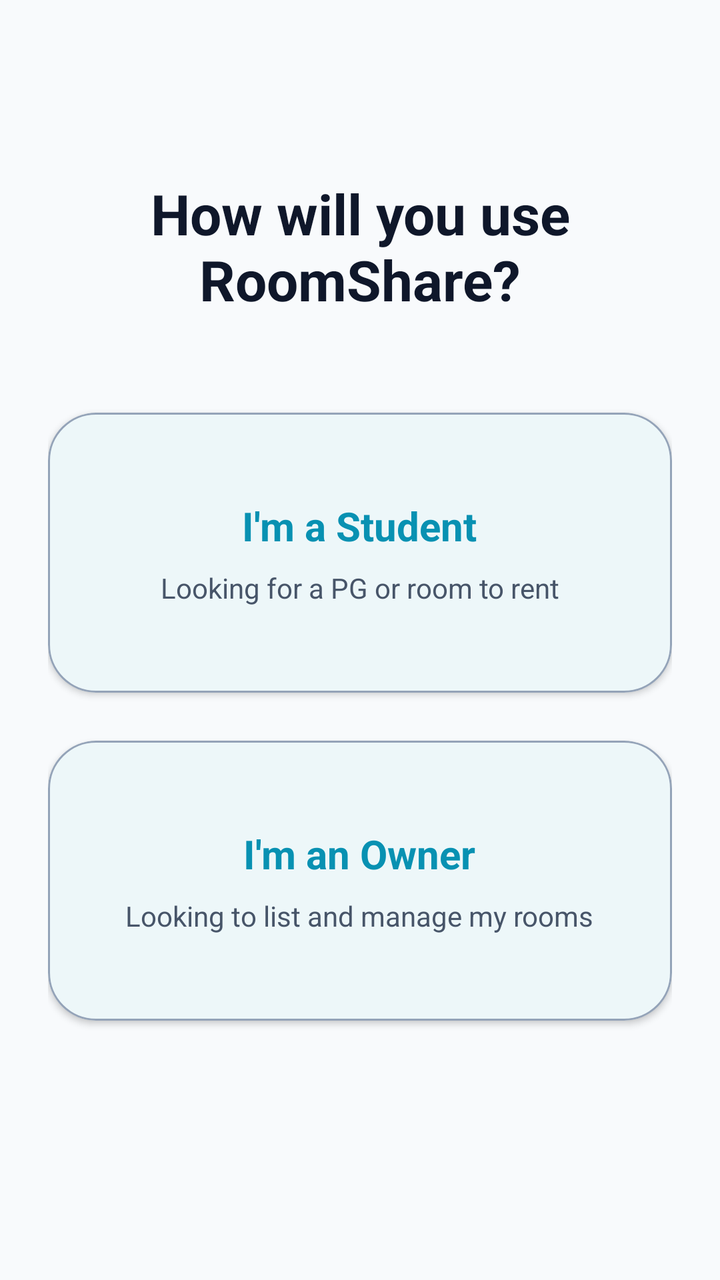
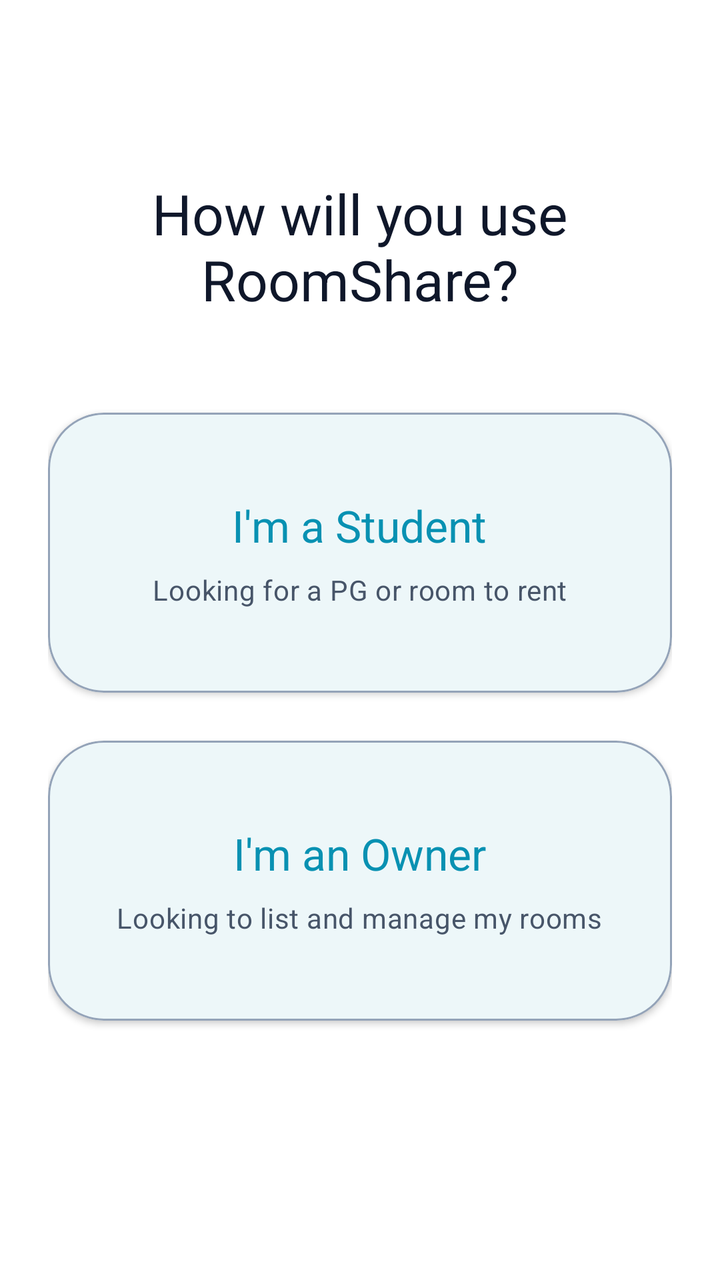

Compare the two renders of this Android layout. The source of the first and the diff that turns it into the second are given below.
<!-- AndroidManifest.xml: application theme Theme.StudentRoomSharingApp -->
<!-- res/layout/activity_role_selection.xml -->
<?xml version="1.0" encoding="utf-8"?>
<androidx.constraintlayout.widget.ConstraintLayout
    xmlns:android="http://schemas.android.com/apk/res/android"
    xmlns:app="http://schemas.android.com/apk/res-auto"
    android:layout_width="match_parent"
    android:layout_height="match_parent"
    android:padding="24dp"
    android:background="@color/md_theme_light_background">

    <TextView
        android:id="@+id/tv_role_title"
        android:layout_width="wrap_content"
        android:layout_height="wrap_content"
        android:text="How will you use RoomShare?"
        android:textSize="28sp"
        android:textStyle="bold"
        android:textColor="@color/md_theme_light_onBackground"
        android:layout_marginTop="64dp"
        app:layout_constraintTop_toTopOf="parent"
        app:layout_constraintStart_toStartOf="parent"
        app:layout_constraintEnd_toEndOf="parent"
        android:gravity="center" />

    
    <com.google.android.material.card.MaterialCardView
        android:id="@+id/card_role_student"
        android:layout_width="match_parent"
        android:layout_height="140dp"
        android:layout_marginTop="48dp"
        android:clickable="true"
        android:focusable="true"
        app:cardCornerRadius="24dp"
        app:cardElevation="2dp"
        app:strokeColor="@color/md_theme_light_outline"
        app:strokeWidth="1dp"
        app:layout_constraintTop_toBottomOf="@id/tv_role_title">

        <LinearLayout
            android:layout_width="match_parent"
            android:layout_height="match_parent"
            android:orientation="vertical"
            android:gravity="center"
            android:padding="16dp">

            <TextView
                android:layout_width="wrap_content"
                android:layout_height="wrap_content"
                android:text="I'm a Student"
                android:textSize="20sp"
                android:textStyle="bold"
                android:textColor="@color/md_theme_light_primary" />

            <TextView
                android:layout_width="wrap_content"
                android:layout_height="wrap_content"
                android:text="Looking for a PG or room to rent"
                android:textSize="14sp"
                android:textColor="@color/md_theme_light_onSurfaceVariant"
                android:layout_marginTop="8dp" />
        </LinearLayout>
    </com.google.android.material.card.MaterialCardView>

    
    <com.google.android.material.card.MaterialCardView
        android:id="@+id/card_role_owner"
        android:layout_width="match_parent"
        android:layout_height="140dp"
        android:layout_marginTop="24dp"
        android:clickable="true"
        android:focusable="true"
        app:cardCornerRadius="24dp"
        app:cardElevation="2dp"
        app:strokeColor="@color/md_theme_light_outline"
        app:strokeWidth="1dp"
        app:layout_constraintTop_toBottomOf="@id/card_role_student">

        <LinearLayout
            android:layout_width="match_parent"
            android:layout_height="match_parent"
            android:orientation="vertical"
            android:gravity="center"
            android:padding="16dp">

            <TextView
                android:layout_width="wrap_content"
                android:layout_height="wrap_content"
                android:text="I'm an Owner"
                android:textSize="20sp"
                android:textStyle="bold"
                android:textColor="@color/md_theme_light_primary" />

            <TextView
                android:layout_width="wrap_content"
                android:layout_height="wrap_content"
                android:text="Looking to list and manage my rooms"
                android:textSize="14sp"
                android:textColor="@color/md_theme_light_onSurfaceVariant"
                android:layout_marginTop="8dp" />
        </LinearLayout>
    </com.google.android.material.card.MaterialCardView>

</androidx.constraintlayout.widget.ConstraintLayout>
<!-- resources referenced by this layout -->
<resources>
  <color name="md_theme_light_background">@color/background</color>
  <color name="md_theme_light_onBackground">@color/onBackground</color>
  <color name="md_theme_light_onSurfaceVariant">@color/onSurfaceVariant</color>
  <color name="md_theme_light_outline">@color/outline</color>
  <color name="md_theme_light_primary">@color/primary</color>
  <color name="background">#F8FAFC</color>
  <color name="onBackground">#0F172A</color>
  <color name="onSurfaceVariant">#475569</color>
  <color name="outline">#94A3B8</color>
  <color name="primary">#0891B2</color>
  <color name="onPrimary">#FFFFFF</color>
  <color name="primaryContainer">#B5EAFB</color>
  <color name="onPrimaryContainer">#001F2A</color>
  <color name="secondary">#4E6A74</color>
  <color name="onSecondary">#FFFFFF</color>
  <color name="secondaryContainer">#D1F0F8</color>
  <color name="onSecondaryContainer">#05212A</color>
  <color name="tertiary">#9B6B4C</color>
  <color name="onTertiary">#FFFFFF</color>
  <color name="error">#DC2626</color>
  <color name="onError">#FFFFFF</color>
  <color name="errorContainer">#FFDAD6</color>
  <color name="onErrorContainer">#410002</color>
  <color name="surface">#FFFFFF</color>
  <color name="onSurface">#0F172A</color>
  <color name="surfaceVariant">#E2E8F0</color>
  <style name="TextAppearance.StudentRoomSharingApp.HeadlineMedium" parent="TextAppearance.Material3.HeadlineMedium">
          <item name="android:textSize">28sp</item>
          <item name="android:lineSpacingExtra">0sp</item>
          <item name="android:fontWeight">600</item>
      </style>
  <style name="TextAppearance.StudentRoomSharingApp.TitleLarge" parent="TextAppearance.Material3.TitleLarge">
          <item name="android:textSize">22sp</item>
          <item name="android:lineSpacingExtra">0sp</item>
          <item name="android:fontWeight">600</item>
      </style>
  <style name="TextAppearance.StudentRoomSharingApp.TitleMedium" parent="TextAppearance.Material3.TitleMedium">
          <item name="android:textSize">16sp</item>
          <item name="android:lineSpacingExtra">0sp</item>
          <item name="android:fontWeight">600</item>
      </style>
  <style name="TextAppearance.StudentRoomSharingApp.TitleSmall" parent="TextAppearance.Material3.TitleSmall">
          <item name="android:textSize">14sp</item>
          <item name="android:lineSpacingExtra">0sp</item>
          <item name="android:fontWeight">600</item>
      </style>
  <style name="TextAppearance.StudentRoomSharingApp.BodyLarge" parent="TextAppearance.Material3.BodyLarge">
          <item name="android:textSize">16sp</item>
          <item name="android:lineSpacingExtra">4sp</item>
      </style>
  <style name="TextAppearance.StudentRoomSharingApp.BodyMedium" parent="TextAppearance.Material3.BodyMedium">
          <item name="android:textSize">14sp</item>
          <item name="android:lineSpacingExtra">4sp</item>
      </style>
  <style name="TextAppearance.StudentRoomSharingApp.BodySmall" parent="TextAppearance.Material3.BodySmall">
          <item name="android:textSize">12sp</item>
          <item name="android:lineSpacingExtra">4sp</item>
      </style>
  <style name="TextAppearance.StudentRoomSharingApp.LabelLarge" parent="TextAppearance.Material3.LabelLarge">
          <item name="android:textSize">14sp</item>
          <item name="android:fontWeight">500</item>
          <item name="android:letterSpacing">0.01</item>
      </style>
  <style name="TextAppearance.StudentRoomSharingApp.LabelMedium" parent="TextAppearance.Material3.LabelMedium">
          <item name="android:textSize">12sp</item>
          <item name="android:fontWeight">500</item>
          <item name="android:letterSpacing">0.02</item>
      </style>
  <style name="TextAppearance.StudentRoomSharingApp.LabelSmall" parent="TextAppearance.Material3.LabelSmall">
          <item name="android:textSize">11sp</item>
          <item name="android:fontWeight">500</item>
          <item name="android:letterSpacing">0.03</item>
      </style>
  <!-- unchanged entries left out for length: 2 -->
</resources>

<!-- the commit's change to res/layout/activity_role_selection.xml (unified diff, before → after) -->
@@ -5,16 +5,15 @@
     android:layout_width="match_parent"
     android:layout_height="match_parent"
     android:padding="24dp"
-    android:background="@color/md_theme_light_background">
+    android:background="?attr/colorSurface">
 
     <TextView
         android:id="@+id/tv_role_title"
         android:layout_width="wrap_content"
         android:layout_height="wrap_content"
         android:text="How will you use RoomShare?"
-        android:textSize="28sp"
-        android:textStyle="bold"
-        android:textColor="@color/md_theme_light_onBackground"
+        android:textAppearance="?attr/textAppearanceHeadlineMedium"
+        android:textColor="?attr/colorOnBackground"
         android:layout_marginTop="64dp"
         app:layout_constraintTop_toTopOf="parent"
         app:layout_constraintStart_toStartOf="parent"
@@ -29,9 +28,9 @@
         android:layout_marginTop="48dp"
         android:clickable="true"
         android:focusable="true"
-        app:cardCornerRadius="24dp"
+        app:cardCornerRadius="@dimen/shapeCornerExtraLarge"
         app:cardElevation="2dp"
-        app:strokeColor="@color/md_theme_light_outline"
+        app:strokeColor="?attr/colorOutline"
         app:strokeWidth="1dp"
         app:layout_constraintTop_toBottomOf="@id/tv_role_title">
 
@@ -46,16 +45,15 @@
                 android:layout_width="wrap_content"
                 android:layout_height="wrap_content"
                 android:text="I'm a Student"
-                android:textSize="20sp"
-                android:textStyle="bold"
-                android:textColor="@color/md_theme_light_primary" />
+                android:textAppearance="?attr/textAppearanceTitleLarge"
+                android:textColor="?attr/colorPrimary" />
 
             <TextView
                 android:layout_width="wrap_content"
                 android:layout_height="wrap_content"
                 android:text="Looking for a PG or room to rent"
-                android:textSize="14sp"
-                android:textColor="@color/md_theme_light_onSurfaceVariant"
+                android:textAppearance="?attr/textAppearanceBodyMedium"
+                android:textColor="?attr/colorOnSurfaceVariant"
                 android:layout_marginTop="8dp" />
         </LinearLayout>
     </com.google.android.material.card.MaterialCardView>
@@ -68,9 +66,9 @@
         android:layout_marginTop="24dp"
         android:clickable="true"
         android:focusable="true"
-        app:cardCornerRadius="24dp"
+        app:cardCornerRadius="@dimen/shapeCornerExtraLarge"
         app:cardElevation="2dp"
-        app:strokeColor="@color/md_theme_light_outline"
+        app:strokeColor="?attr/colorOutline"
         app:strokeWidth="1dp"
         app:layout_constraintTop_toBottomOf="@id/card_role_student">
 
@@ -85,16 +83,15 @@
                 android:layout_width="wrap_content"
                 android:layout_height="wrap_content"
                 android:text="I'm an Owner"
-                android:textSize="20sp"
-                android:textStyle="bold"
-                android:textColor="@color/md_theme_light_primary" />
+                android:textAppearance="?attr/textAppearanceTitleLarge"
+                android:textColor="?attr/colorPrimary" />
 
             <TextView
                 android:layout_width="wrap_content"
                 android:layout_height="wrap_content"
                 android:text="Looking to list and manage my rooms"
-                android:textSize="14sp"
-                android:textColor="@color/md_theme_light_onSurfaceVariant"
+                android:textAppearance="?attr/textAppearanceBodyMedium"
+                android:textColor="?attr/colorOnSurfaceVariant"
                 android:layout_marginTop="8dp" />
         </LinearLayout>
     </com.google.android.material.card.MaterialCardView>
<!-- resource entries referenced after the edit -->
@@ -1,10 +1,6 @@
 <!-- resources referenced by this layout -->
 <resources>
-  <color name="md_theme_light_background">@color/background</color>
-  <color name="md_theme_light_onBackground">@color/onBackground</color>
-  <color name="md_theme_light_onSurfaceVariant">@color/onSurfaceVariant</color>
-  <color name="md_theme_light_outline">@color/outline</color>
-  <color name="md_theme_light_primary">@color/primary</color>
+  <dimen name="shapeCornerExtraLarge">28dp</dimen>
   <color name="background">#F8FAFC</color>
   <color name="onBackground">#0F172A</color>
   <color name="onSurfaceVariant">#475569</color>
